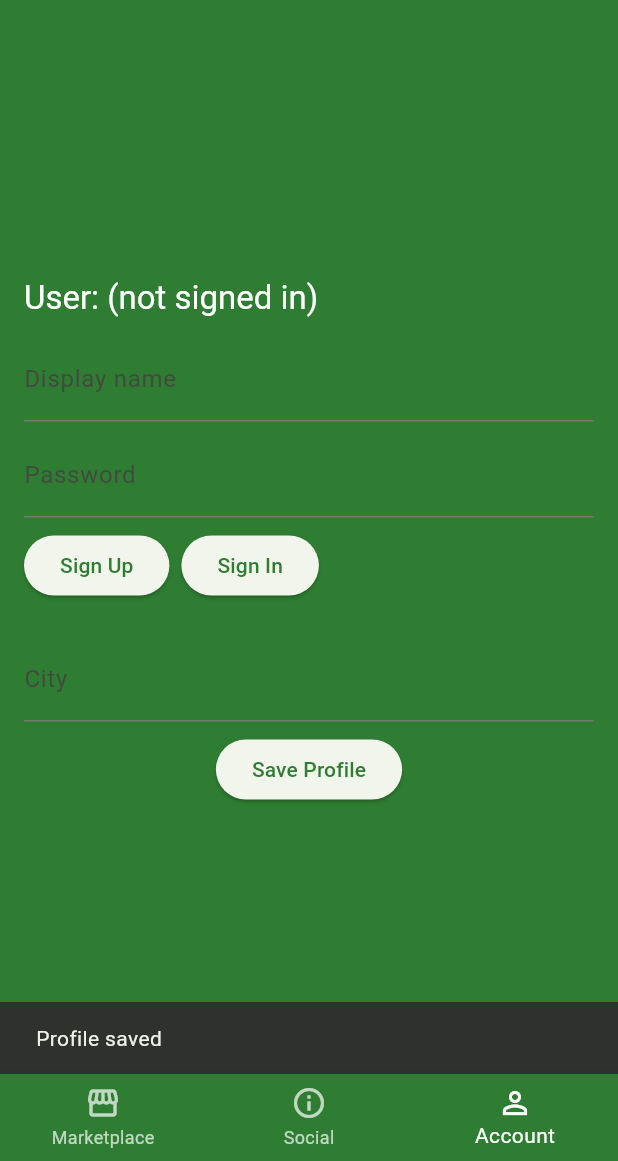
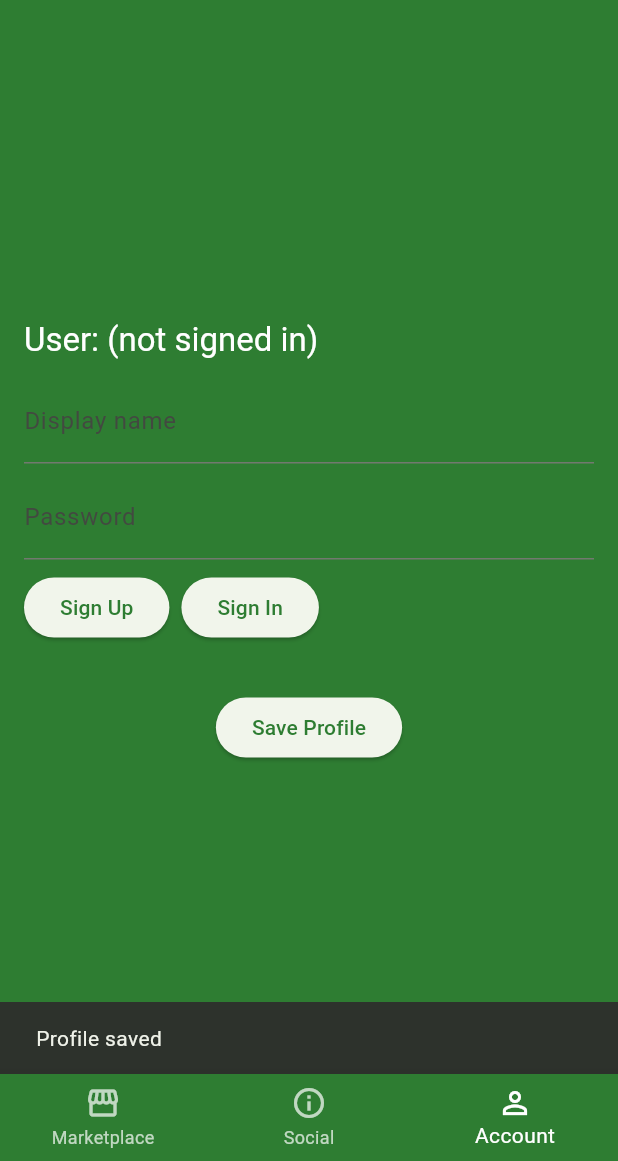
Before and after one commit to Cryptanaki/Scrap-It-Down, a Flutter app: the screen it shows after launch, item 3 of the bottom bar chosen, after a tap on "Save Profile", on a phone screen of 412 x 824 dp, the part 75-1236 px from its top. Run offline on Flutter 3.47's test engine with Material 3 defaults, Android fonts, the light colour scheme and no system bars; our stand-ins replace cloud_firestore, firebase_core, image_picker, permission_handler, shared_preferences; accounts and stored records are empty.

Commit message:
Account: restrict city to signed-in users; remove toggle; signup/signin and profile upload; enforce '@' names; require price for Jewelry/Coin posts

```diff
--- a/lib/screens/account_screen.dart
+++ b/lib/screens/account_screen.dart
@@ -158,16 +158,25 @@ class _AccountScreenState extends State<AccountScreen> {
             },
           ),
           const SizedBox(height: 12),
-          TextField(
-            controller: _cityCtrl,
-            decoration: const InputDecoration(labelText: 'City'),
-            onSubmitted: (v) => AuthService.instance.setCity(v.trim()),
+          ValueListenableBuilder<bool>(
+            valueListenable: AuthService.instance.signedIn,
+            builder: (context, signedIn, _) {
+              if (!signedIn) return const SizedBox.shrink();
+              return TextField(
+                controller: _cityCtrl,
+                decoration: const InputDecoration(labelText: 'City'),
+                onSubmitted: (v) => AuthService.instance.setCity(v.trim()),
+              );
+            },
           ),
           const SizedBox(height: 8),
           ElevatedButton(
             onPressed: () async {
               await AuthService.instance.setDisplayName(_nameCtrl.text);
-              await AuthService.instance.setCity(_cityCtrl.text.trim());
+              // only persist city when user is signed in
+              if (AuthService.instance.signedIn.value) {
+                await AuthService.instance.setCity(_cityCtrl.text.trim());
+              }
               // reflect sanitized name back into the text field
               _nameCtrl.text = AuthService.instance.displayName.value;
               if (!mounted) return;
```
